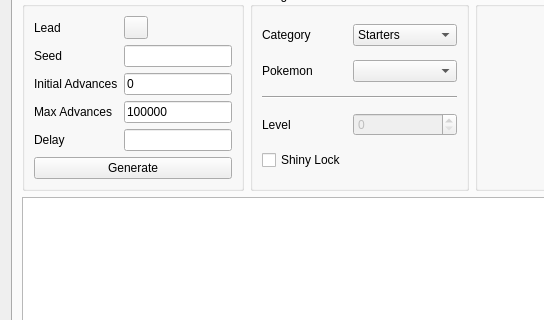
Above: Source/Form/Gen4/Static4.ui from Admiral-Fish/PokeFinder before the change; both pictures show x 0 to 544 and y 156 to 476 of the 1200 by 700 pixel window. Below: the same form after it.
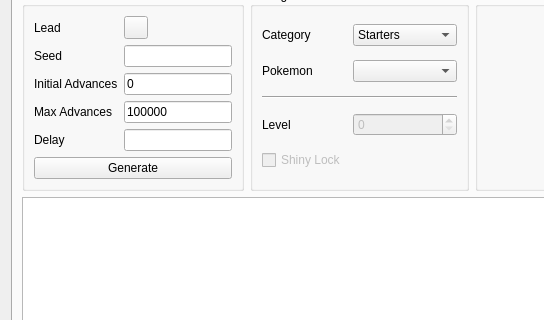
That is the form after the change. Custom widgets are drawn as their Qt base class.

```diff
--- a/Source/Form/Gen4/Static4.ui
+++ b/Source/Form/Gen4/Static4.ui
@@ -248,6 +248,9 @@
           </item>
           <item row="4" column="0">
            <widget class="QCheckBox" name="checkBoxGeneratorShinyLock">
+            <property name="enabled">
+             <bool>false</bool>
+            </property>
             <property name="text">
              <string>Shiny Lock</string>
             </property>
```
Left out of the diff: 3 changed lines with no effect on the pictures.
